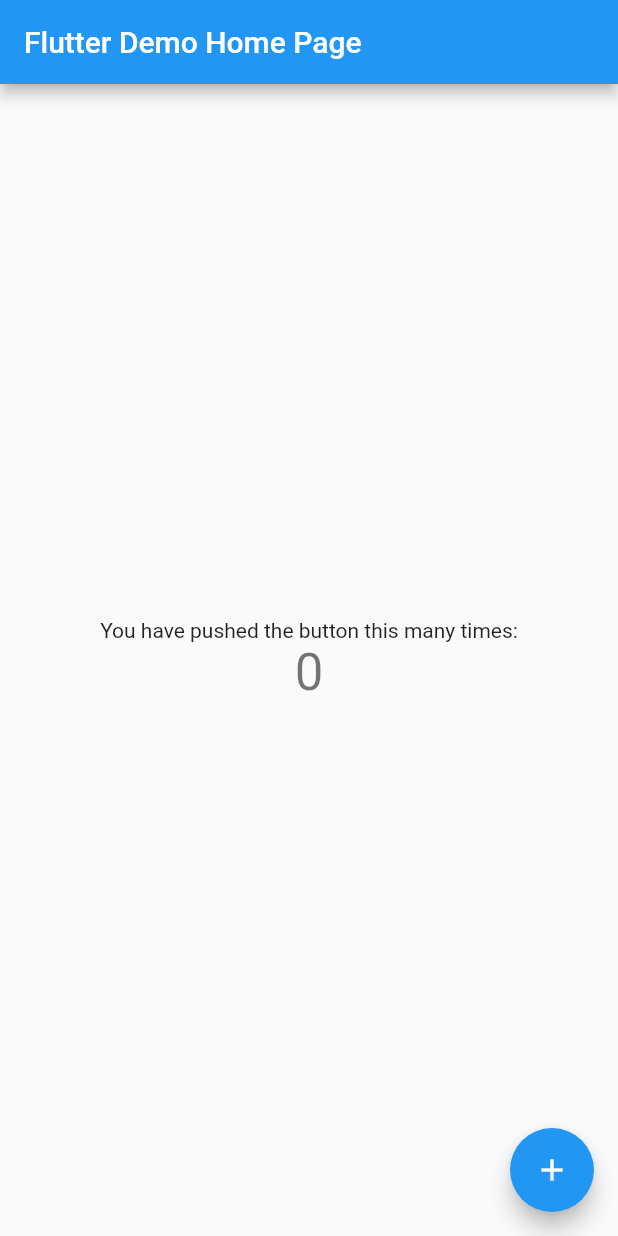
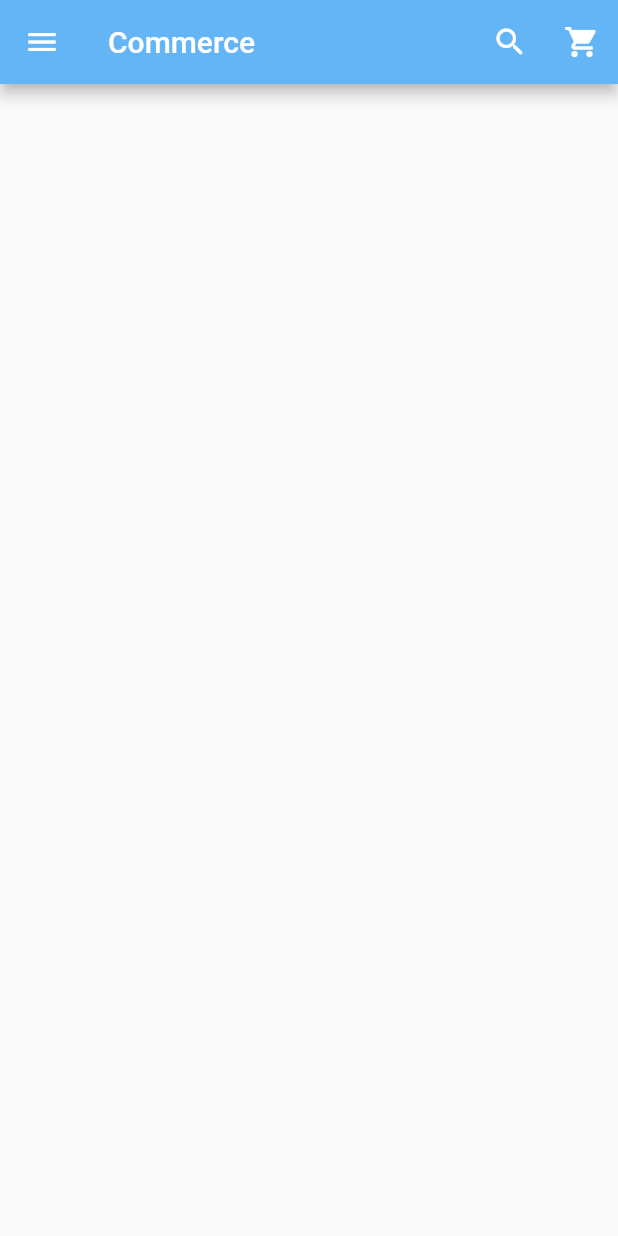
Before and after one commit to eldersoon/commerce, a Flutter app: the screen it shows after launch, on a phone screen of 412 x 824 dp. Run offline on Flutter 3.47's test engine with Material 2 defaults, Android fonts, the phone set to English and light mode, and no system bars.

Commit message:
home page

```diff
--- /dev/null
+++ b/lib/home-page/HomePage.dart
@@ -0,0 +1,52 @@
+import 'package:flutter/material.dart';
+
+class HomePage extends StatefulWidget {
+  @override
+  _HomePageState createState() => _HomePageState();
+}
+
+class _HomePageState extends State<HomePage> {
+  @override
+  Widget build(BuildContext context) {
+    return Scaffold(
+      appBar: AppBar(
+        backgroundColor: Colors.blue[300],
+        title: Text('Commerce'),
+        actions: <Widget>[
+          IconButton(
+            icon: Icon(Icons.search),
+            onPressed: () {},
+          ),
+          IconButton(
+            icon: Icon(Icons.shopping_cart),
+            onPressed: () {},
+          ),
+        ],
+      ),
+      // This widget create a sidebar menu
+      drawer: Drawer(
+        child: ListView(
+          children: <Widget>[
+            UserAccountsDrawerHeader(
+              decoration: BoxDecoration(
+                color: Colors.blue[300],
+              ),
+              accountEmail: Text('egb@flutte.dart'),
+              accountName: Text('Elderson Gama'),
+              currentAccountPicture: GestureDetector(
+                child: CircleAvatar(
+                  backgroundColor: Colors.grey,
+                  child: Icon(
+                    Icons.person,
+                    color: Colors.grey[600],
+                    size: 60,
+                  ),
+                ),
+              ),
+            ),
+          ],
+        ),
+      ),
+    );
+  }
+}
--- a/lib/main.dart
+++ b/lib/main.dart
@@ -1,117 +1,30 @@
+import 'package:commerce/home-page/HomePage.dart';
 import 'package:flutter/material.dart';
+import 'package:flutter/services.dart';
 
 void main() {
+  SystemChrome.setSystemUIOverlayStyle(
+    SystemUiOverlayStyle(
+      statusBarColor: Colors.blue[300],
+      statusBarBrightness: Brightness.light,
+      systemNavigationBarColor: Colors.blue[300],
+    ),
+  );
   runApp(MyApp());
 }
 
-class MyApp extends StatelessWidget {
-  // This widget is the root of your application.
+class MyApp extends StatefulWidget {
+  @override
+  _MyAppState createState() => _MyAppState();
+}
+
+class _MyAppState extends State<MyApp> {
   @override
   Widget build(BuildContext context) {
     return MaterialApp(
-      title: 'Flutter Demo',
-      theme: ThemeData(
-        // This is the theme of your application.
-        //
-        // Try running your application with "flutter run". You'll see the
-        // application has a blue toolbar. Then, without quitting the app, try
-        // changing the primarySwatch below to Colors.green and then invoke
-        // "hot reload" (press "r" in the console where you ran "flutter run",
-        // or simply save your changes to "hot reload" in a Flutter IDE).
-        // Notice that the counter didn't reset back to zero; the application
-        // is not restarted.
-        primarySwatch: Colors.blue,
-        // This makes the visual density adapt to the platform that you run
-        // the app on. For desktop platforms, the controls will be smaller and
-        // closer together (more dense) than on mobile platforms.
-        visualDensity: VisualDensity.adaptivePlatformDensity,
-      ),
-      home: MyHomePage(title: 'Flutter Demo Home Page'),
+      debugShowCheckedModeBanner: false,
+      title: 'Home Page',
+      home: HomePage(),
     );
   }
 }
-
-class MyHomePage extends StatefulWidget {
-  MyHomePage({Key key, this.title}) : super(key: key);
-
-  // This widget is the home page of your application. It is stateful, meaning
-  // that it has a State object (defined below) that contains fields that affect
-  // how it looks.
-
-  // This class is the configuration for the state. It holds the values (in this
-  // case the title) provided by the parent (in this case the App widget) and
-  // used by the build method of the State. Fields in a Widget subclass are
-  // always marked "final".
-
-  final String title;
-
-  @override
-  _MyHomePageState createState() => _MyHomePageState();
-}
-
-class _MyHomePageState extends State<MyHomePage> {
-  int _counter = 0;
-
-  void _incrementCounter() {
-    setState(() {
-      // This call to setState tells the Flutter framework that something has
-      // changed in this State, which causes it to rerun the build method below
-      // so that the display can reflect the updated values. If we changed
-      // _counter without calling setState(), then the build method would not be
-      // called again, and so nothing would appear to happen.
-      _counter++;
-    });
-  }
-
-  @override
-  Widget build(BuildContext context) {
-    // This method is rerun every time setState is called, for instance as done
-    // by the _incrementCounter method above.
-    //
-    // The Flutter framework has been optimized to make rerunning build methods
-    // fast, so that you can just rebuild anything that needs updating rather
-    // than having to individually change instances of widgets.
-    return Scaffold(
-      appBar: AppBar(
-        // Here we take the value from the MyHomePage object that was created by
-        // the App.build method, and use it to set our appbar title.
-        title: Text(widget.title),
-      ),
-      body: Center(
-        // Center is a layout widget. It takes a single child and positions it
-        // in the middle of the parent.
-        child: Column(
-          // Column is also a layout widget. It takes a list of children and
-          // arranges them vertically. By default, it sizes itself to fit its
-          // children horizontally, and tries to be as tall as its parent.
-          //
-          // Invoke "debug painting" (press "p" in the console, choose the
-          // "Toggle Debug Paint" action from the Flutter Inspector in Android
-          // Studio, or the "Toggle Debug Paint" command in Visual Studio Code)
-          // to see the wireframe for each widget.
-          //
-          // Column has various properties to control how it sizes itself and
-          // how it positions its children. Here we use mainAxisAlignment to
-          // center the children vertically; the main axis here is the vertical
-          // axis because Columns are vertical (the cross axis would be
-          // horizontal).
-          mainAxisAlignment: MainAxisAlignment.center,
-          children: <Widget>[
-            Text(
-              'You have pushed the button this many times:',
-            ),
-            Text(
-              '$_counter',
-              style: Theme.of(context).textTheme.headline4,
-            ),
-          ],
-        ),
-      ),
-      floatingActionButton: FloatingActionButton(
-        onPressed: _incrementCounter,
-        tooltip: 'Increment',
-        child: Icon(Icons.add),
-      ), // This trailing comma makes auto-formatting nicer for build methods.
-    );
-  }
-}
```
Also changed, not shown: 1 other file.
